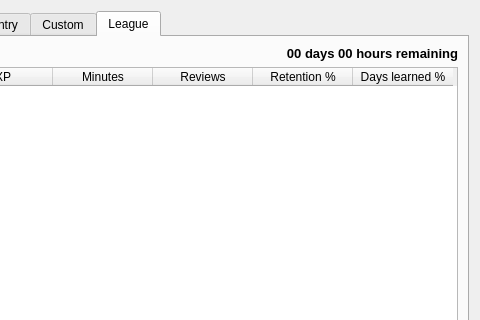
Above: designer/Leaderboard.ui from ThoreBor/Anki_Leaderboard before the change; both pictures show x 170 to 650 and y 0 to 320 of the 650 by 540 pixel window. Below: the same form after it.
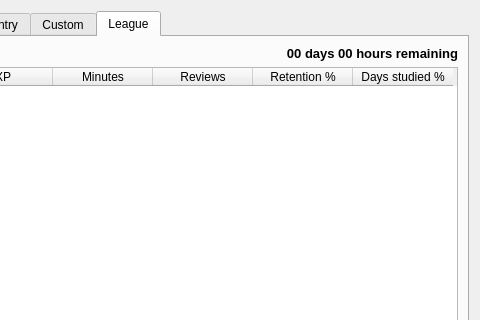
That is the form after the change. The open tabs and pages were chosen to show the change. Icons and pictures are not drawn.

Commit message: show current season in league tab

The edit to the form file:
```diff
--- a/designer/Leaderboard.ui
+++ b/designer/Leaderboard.ui
@@ -365,7 +365,7 @@
            </column>
            <column>
             <property name="text">
-             <string>Days learned %</string>
+             <string>Days studied %</string>
             </property>
            </column>
           </widget>
```
The commit also changes 6 other files.
